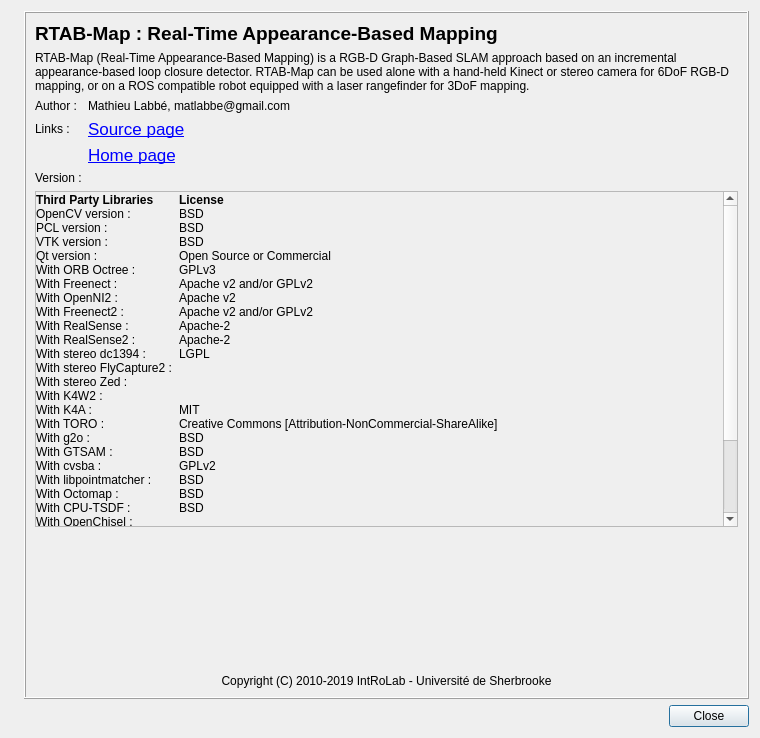
introlab/rtabmap, file guilib/src/ui/aboutDialog.ui: the form before one commit.
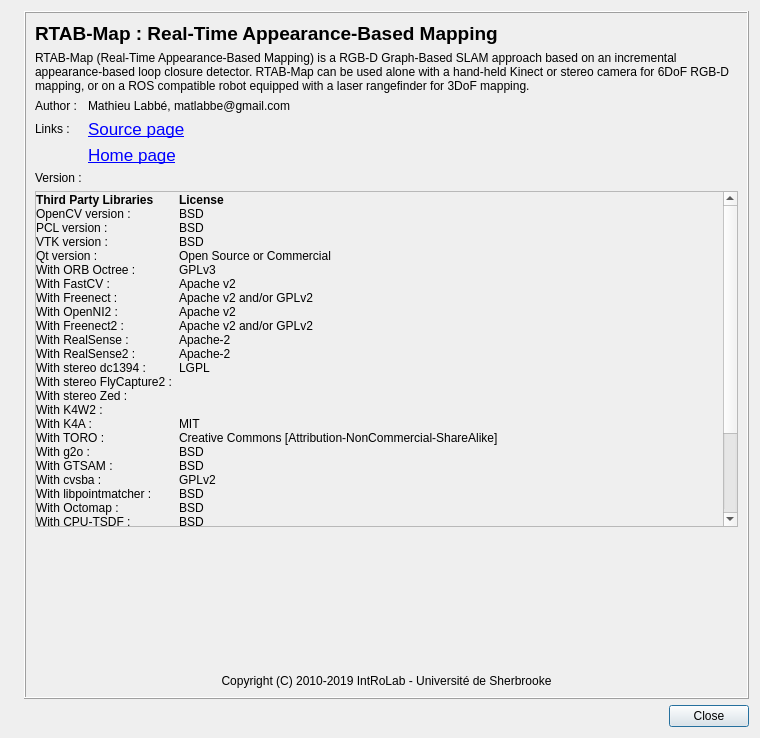
The form after the commit. Icons and pictures are not drawn.

Commit message: Added FastCV support (see FAST/CV parameter). VWDictionary: loading fixed dictionary only on updates (to avoid loading it multiple times when memory is reset).

```diff
--- a/guilib/src/ui/aboutDialog.ui
+++ b/guilib/src/ui/aboutDialog.ui
@@ -162,9 +162,9 @@
            <property name="geometry">
             <rect>
              <x>0</x>
-             <y>-124</y>
-             <width>593</width>
-             <height>652</height>
+             <y>0</y>
+             <width>597</width>
+             <height>751</height>
             </rect>
            </property>
            <layout class="QVBoxLayout" name="verticalLayout_2">
@@ -185,6 +185,26 @@
             </property>
             <item>
              <layout class="QGridLayout" name="gridLayout_2" columnstretch="0,0,1">
+              <item row="25" column="2">
+               <widget class="QLabel" name="label_fovis_license">
+                <property name="text">
+                 <string>GPLv2</string>
+                </property>
+                <property name="wordWrap">
+                 <bool>true</bool>
+                </property>
+               </widget>
+              </item>
+              <item row="1" column="0">
+               <widget class="QLabel" name="label_7">
+                <property name="text">
+                 <string>OpenCV version :</string>
+                </property>
+                <property name="wordWrap">
+                 <bool>true</bool>
+                </property>
+               </widget>
+              </item>
               <item row="2" column="1">
                <widget class="QLabel" name="label_pcl_version">
                 <property name="text">
@@ -198,7 +218,7 @@
                 </property>
                </widget>
               </item>
-              <item row="10" column="1">
+              <item row="11" column="1">
                <widget class="QLabel" name="label_realsense2">
                 <property name="text">
                  <string/>
@@ -211,7 +231,7 @@
                 </property>
                </widget>
               </item>
-              <item row="28" column="0">
+              <item row="29" column="0">
                <widget class="QLabel" name="label_35">
                 <property name="text">
                  <string>With OKVIS :</string>
@@ -221,7 +241,7 @@
                 </property>
                </widget>
               </item>
-              <item row="26" column="1">
+              <item row="27" column="1">
                <widget class="QLabel" name="label_dvo">
                 <property name="text">
                  <string/>
@@ -234,7 +254,7 @@
                 </property>
                </widget>
               </item>
-              <item row="7" column="1">
+              <item row="8" column="1">
                <widget class="QLabel" name="label_openni2">
                 <property name="text">
                  <string/>
@@ -257,7 +277,7 @@
                 </property>
                </widget>
               </item>
-              <item row="10" column="2">
+              <item row="11" column="2">
                <widget class="QLabel" name="label_realsense2_license">
                 <property name="text">
                  <string>Apache-2</string>
@@ -267,7 +287,7 @@
                 </property>
                </widget>
               </item>
-              <item row="28" column="1">
+              <item row="29" column="1">
                <widget class="QLabel" name="label_okvis">
                 <property name="text">
                  <string/>
@@ -280,7 +300,7 @@
                 </property>
                </widget>
               </item>
-              <item row="30" column="0">
+              <item row="31" column="0">
                <widget class="QLabel" name="label_34">
                 <property name="text">
                  <string>With MSCKF :</string>
@@ -290,7 +310,7 @@
                 </property>
                </widget>
               </item>
-              <item row="21" column="1">
+              <item row="22" column="1">
                <widget class="QLabel" name="label_octomap">
                 <property name="text">
                  <string/>
@@ -303,7 +323,7 @@
                 </property>
                </widget>
               </item>
-              <item row="30" column="1">
+              <item row="31" column="1">
                <widget class="QLabel" name="label_msckf">
                 <property name="text">
                  <string/>
@@ -326,7 +346,7 @@
                 </property>
                </widget>
               </item>
-              <item row="14" column="0">
+              <item row="15" column="0">
                <widget class="QLabel" name="label_38">
                 <property name="text">
                  <string>With K4W2 :</string>
@@ -336,7 +356,7 @@
                 </property>
                </widget>
               </item>
-              <item row="13" column="1">
+              <item row="14" column="1">
                <widget class="QLabel" name="label_zed">
                 <property name="text">
                  <string/>
@@ -349,7 +369,7 @@
                 </property>
                </widget>
               </item>
-              <item row="22" column="0">
+              <item row="23" column="0">
                <widget class="QLabel" name="label_24">
                 <property name="text">
                  <string>With CPU-TSDF :</string>
@@ -359,7 +379,17 @@
                 </property>
                </widget>
               </item>
-              <item row="25" column="0">
+              <item row="12" column="0">
+               <widget class="QLabel" name="label_16">
+                <property name="text">
+                 <string>With stereo dc1394 :</string>
+                </property>
+                <property name="wordWrap">
+                 <bool>true</bool>
+                </property>
+               </widget>
+              </item>
+              <item row="26" column="0">
                <widget class="QLabel" name="label_26">
                 <property name="text">
                  <string>With Viso2 :</string>
@@ -369,7 +399,7 @@
                 </property>
                </widget>
               </item>
-              <item row="27" column="0">
+              <item row="28" column="0">
                <widget class="QLabel" name="label_28">
                 <property name="text">
                  <string>With ORB SLAM 2 :</string>
@@ -389,7 +419,7 @@
                 </property>
                </widget>
               </item>
-              <item row="24" column="0">
+              <item row="25" column="0">
                <widget class="QLabel" name="label_25">
                 <property name="text">
                  <string>With FOVIS :</string>
@@ -399,7 +429,7 @@
                 </property>
                </widget>
               </item>
-              <item row="13" column="0">
+              <item row="14" column="0">
                <widget class="QLabel" name="label_21">
                 <property name="text">
                  <string>With stereo Zed :</string>
@@ -409,7 +439,7 @@
                 </property>
                </widget>
               </item>
-              <item row="27" column="1">
+              <item row="28" column="1">
                <widget class="QLabel" name="label_orbslam2">
                 <property name="text">
                  <string/>
@@ -422,7 +452,7 @@
                 </property>
                </widget>
               </item>
-              <item row="11" column="2">
+              <item row="12" column="2">
                <widget class="QLabel" name="label_dc1394_license">
                 <property name="text">
                  <string>LGPL</string>
@@ -432,27 +462,7 @@
                 </property>
                </widget>
               </item>
-              <item row="1" column="0">
-               <widget class="QLabel" name="label_7">
-                <property name="text">
-                 <string>OpenCV version :</string>
-                </property>
-                <property name="wordWrap">
-                 <bool>true</bool>
-                </property>
-               </widget>
-              </item>
-              <item row="24" column="2">
-               <widget class="QLabel" name="label_fovis_license">
-                <property name="text">
-                 <string>GPLv2</string>
-                </property>
-                <property name="wordWrap">
-                 <bool>true</bool>
-                </property>
-               </widget>
-              </item>
-              <item row="25" column="2">
+              <item row="26" column="2">
                <widget class="QLabel" name="label_viso2_license">
                 <property name="text">
                  <string>GPLv3</string>
@@ -462,7 +472,7 @@
                 </property>
                </widget>
               </item>
-              <item row="12" column="0">
+              <item row="13" column="0">
                <widget class="QLabel" name="label_17">
                 <property name="text">
                  <string>With stereo FlyCapture2 :</string>
@@ -472,7 +482,7 @@
                 </property>
                </widget>
               </item>
-              <item row="16" column="0">
+              <item row="17" column="0">
                <widget class="QLabel" name="label_77">
                 <property name="text">
                  <string>With TORO :</string>
@@ -482,7 +492,7 @@
                 </property>
                </widget>
               </item>
-              <item row="24" column="1">
+              <item row="25" column="1">
                <widget class="QLabel" name="label_fovis">
                 <property name="text">
                  <string/>
@@ -495,7 +505,7 @@
                 </property>
                </widget>
               </item>
-              <item row="21" column="0">
+              <item row="22" column="0">
                <widget class="QLabel" name="label_20">
                 <property name="text">
                  <string>With Octomap :</string>
@@ -505,33 +515,7 @@
                 </property>
                </widget>
               </item>
-              <item row="12" column="1">
-               <widget class="QLabel" name="label_flycapture2">
-                <property name="text">
-                 <string/>
-                </property>
-                <property name="alignment">
-                 <set>Qt::AlignLeading|Qt::AlignLeft|Qt::AlignVCenter</set>
-                </property>
-                <property name="wordWrap">
-                 <bool>true</bool>
-                </property>
-               </widget>
-              </item>
-              <item row="22" column="1">
-               <widget class="QLabel" name="label_cputsdf">
-                <property name="text">
-                 <string/>
-                </property>
-                <property name="alignment">
-                 <set>Qt::AlignLeading|Qt::AlignLeft|Qt::AlignVCenter</set>
-                </property>
-                <property name="wordWrap">
-                 <bool>true</bool>
-                </property>
-               </widget>
-              </item>
-              <item row="21" column="2">
+              <item row="22" column="2">
                <widget class="QLabel" name="label_octomap_license">
                 <property name="text">
                  <string>BSD</string>
@@ -541,7 +525,20 @@
                 </property>
                </widget>
               </item>
-              <item row="8" column="0">
+              <item row="13" column="1">
+               <widget class="QLabel" name="label_flycapture2">
+                <property name="text">
+                 <string/>
+                </property>
+                <property name="alignment">
+                 <set>Qt::AlignLeading|Qt::AlignLeft|Qt::AlignVCenter</set>
+                </property>
+                <property name="wordWrap">
+                 <bool>true</bool>
+                </property>
+               </widget>
+              </item>
+              <item row="9" column="0">
                <widget class="QLabel" name="label_15">
                 <property name="text">
                  <string>With Freenect2 :</string>
@@ -551,6 +548,19 @@
                 </property>
                </widget>
               </item>
+              <item row="23" column="1">
+               <widget class="QLabel" name="label_cputsdf">
+                <property name="text">
+                 <string/>
+                </property>
+                <property name="alignment">
+                 <set>Qt::AlignLeading|Qt::AlignLeft|Qt::AlignVCenter</set>
+                </property>
+                <property name="wordWrap">
+                 <bool>true</bool>
+                </property>
+               </widget>
+              </item>
               <item row="2" column="0">
                <widget class="QLabel" name="label_11">
                 <property name="text">
@@ -561,7 +571,7 @@
                 </property>
                </widget>
               </item>
-              <item row="8" column="2">
+              <item row="9" column="2">
                <widget class="QLabel" name="label_freenect2_license">
                 <property name="text">
                  <string>Apache v2 and/or GPLv2</string>
@@ -571,7 +581,7 @@
                 </property>
                </widget>
               </item>
-              <item row="9" column="0">
+              <item row="10" column="0">
                <widget class="QLabel" name="label_22">
                 <property name="text">
                  <string>With RealSense :</string>
@@ -581,7 +591,7 @@
                 </property>
                </widget>
               </item>
-              <item row="19" column="0">
+              <item row="20" column="0">
                <widget class="QLabel" name="label_18">
                 <property name="text">
                  <string>With cvsba :</string>
@@ -591,7 +601,7 @@
                 </property>
                </widget>
               </item>
-              <item row="19" column="1">
+              <item row="20" column="1">
                <widget class="QLabel" name="label_cvsba">
                 <property name="text">
                  <string/>
@@ -604,7 +614,17 @@
                 </property>
                </widget>
               </item>
-              <item row="18" column="1">
+              <item row="18" column="0">
+               <widget class="QLabel" name="label_14">
+                <property name="text">
+                 <string>With g2o :</string>
+                </property>
+                <property name="wordWrap">
+                 <bool>true</bool>
+                </property>
+               </widget>
+              </item>
+              <item row="19" column="1">
                <widget class="QLabel" name="label_gtsam">
                 <property name="text">
                  <string/>
@@ -630,50 +650,30 @@
                 </property>
                </widget>
               </item>
-              <item row="17" column="0">
-               <widget class="QLabel" name="label_14">
-                <property name="text">
-                 <string>With g2o :</string>
-                </property>
-                <property name="wordWrap">
-                 <bool>true</bool>
-                </property>
-               </widget>
-              </item>
-              <item row="11" column="1">
-               <widget class="QLabel" name="label_dc1394">
-                <property name="text">
-                 <string/>
-                </property>
-                <property name="alignment">
-                 <set>Qt::AlignLeading|Qt::AlignLeft|Qt::AlignVCenter</set>
-                </property>
-                <property name="wordWrap">
-                 <bool>true</bool>
-                </property>
-               </widget>
-              </item>
-              <item row="6" column="2">
-               <widget class="QLabel" name="label_freenect_license">
-                <property name="text">
-                 <string>Apache v2 and/or GPLv2</string>
-                </property>
-                <property name="wordWrap">
-                 <bool>true</bool>
-                </property>
-               </widget>
-              </item>
               <item row="7" column="2">
-               <widget class="QLabel" name="label_openni2_license">
+               <widget class="QLabel" name="label_freenect_license">
                 <property name="text">
-                 <string>Apache v2</string>
+                 <string>Apache v2 and/or GPLv2</string>
                 </property>
                 <property name="wordWrap">
                  <bool>true</bool>
                 </property>
                </widget>
               </item>
-              <item row="18" column="0">
+              <item row="12" column="1">
+               <widget class="QLabel" name="label_dc1394">
+                <property name="text">
+                 <string/>
+                </property>
+                <property name="alignment">
+                 <set>Qt::AlignLeading|Qt::AlignLeft|Qt::AlignVCenter</set>
+                </property>
+                <property name="wordWrap">
+                 <bool>true</bool>
+                </property>
+               </widget>
+              </item>
+              <item row="19" column="0">
                <widget class="QLabel" name="label_19">
                 <property name="text">
                  <string>With GTSAM :</string>
@@ -683,7 +683,27 @@
                 </property>
                </widget>
               </item>
-              <item row="6" column="1">
+              <item row="8" column="2">
+               <widget class="QLabel" name="label_openni2_license">
+                <property name="text">
+                 <string>Apache v2</string>
+                </property>
+                <property name="wordWrap">
+                 <bool>true</bool>
+                </property>
+               </widget>
+              </item>
+              <item row="1" column="2">
+               <widget class="QLabel" name="label_opencv_license">
+                <property name="text">
+                 <string>BSD</string>
+                </property>
+                <property name="wordWrap">
+                 <bool>true</bool>
+                </property>
+               </widget>
+              </item>
+              <item row="7" column="1">
                <widget class="QLabel" name="label_freenect">
                 <property name="text">
                  <string/>
@@ -706,40 +726,7 @@
                 </property>
                </widget>
               </item>
-              <item row="1" column="2">
-               <widget class="QLabel" name="label_opencv_license">
-                <property name="text">
-                 <string>BSD</string>
-                </property>
-                <property name="wordWrap">
-                 <bool>true</bool>
-                </property>
-               </widget>
-              </item>
-              <item row="11" column="0">
-               <widget class="QLabel" name="label_16">
-                <property name="text">
-                 <string>With stereo dc1394 :</string>
-                </property>
-                <property name="wordWrap">
-                 <bool>true</bool>
-                </property>
-               </widget>
-              </item>
-              <item row="17" column="1">
-               <widget class="QLabel" name="label_g2o">
-                <property name="text">
-                 <string/>
-                </property>
-                <property name="alignment">
-                 <set>Qt::AlignLeading|Qt::AlignLeft|Qt::AlignVCenter</set>
-                </property>
-                <property name="wordWrap">
-                 <bool>true</bool>
-                </property>
-               </widget>
-              </item>
-              <item row="6" column="0">
+              <item row="7" column="0">
                <widget class="QLabel" name="label_12">
                 <property name="text">
                  <string>With Freenect :</string>
@@ -749,6 +736,19 @@
                 </property>
                </widget>
               </item>
+              <item row="18" column="1">
+               <widget class="QLabel" name="label_g2o">
+                <property name="text">
+                 <string/>
+                </property>
+                <property name="alignment">
+                 <set>Qt::AlignLeading|Qt::AlignLeft|Qt::AlignVCenter</set>
+                </property>
+                <property name="wordWrap">
+                 <bool>true</bool>
+                </property>
+               </widget>
+              </item>
               <item row="3" column="1">
                <widget class="QLabel" name="label_vtk_version">
                 <property name="text">
@@ -762,33 +762,7 @@
                 </property>
                </widget>
               </item>
-              <item row="8" column="1">
-               <widget class="QLabel" name="label_freenect2">
-                <property name="text">
-                 <string/>
-                </property>
-                <property name="alignment">
-                 <set>Qt::AlignLeading|Qt::AlignLeft|Qt::AlignVCenter</set>
-                </property>
-                <property name="wordWrap">
-                 <bool>true</bool>
-                </property>
-               </widget>
-              </item>
-              <item row="9" column="1">
-               <widget class="QLabel" name="label_realsense">
-                <property name="text">
-                 <string/>
-                </property>
-                <property name="alignment">
-                 <set>Qt::AlignLeading|Qt::AlignLeft|Qt::AlignVCenter</set>
-                </property>
-                <property name="wordWrap">
-                 <bool>true</bool>
-                </property>
-               </widget>
-              </item>
-              <item row="20" column="0">
+              <item row="21" column="0">
                <widget class="QLabel" name="label_29">
                 <property name="text">
                  <string>With libpointmatcher :</string>
@@ -798,7 +772,33 @@
                 </property>
                </widget>
               </item>
-              <item row="10" column="0">
+              <item row="9" column="1">
+               <widget class="QLabel" name="label_freenect2">
+                <property name="text">
+                 <string/>
+                </property>
+                <property name="alignment">
+                 <set>Qt::AlignLeading|Qt::AlignLeft|Qt::AlignVCenter</set>
+                </property>
+                <property name="wordWrap">
+                 <bool>true</bool>
+                </property>
+               </widget>
+              </item>
+              <item row="10" column="1">
+               <widget class="QLabel" name="label_realsense">
+                <property name="text">
+                 <string/>
+                </property>
+                <property name="alignment">
+                 <set>Qt::AlignLeading|Qt::AlignLeft|Qt::AlignVCenter</set>
+                </property>
+                <property name="wordWrap">
+                 <bool>true</bool>
+                </property>
+               </widget>
+              </item>
+              <item row="11" column="0">
                <widget class="QLabel" name="label_33">
                 <property name="text">
                  <string>With RealSense2 :</string>
@@ -808,20 +808,7 @@
                 </property>
                </widget>
               </item>
-              <item row="5" column="1">
-               <widget class="QLabel" name="label_orboctree">
-                <property name="text">
-                 <string/>
-                </property>
-                <property name="alignment">
-                 <set>Qt::AlignLeading|Qt::AlignLeft|Qt::AlignVCenter</set>
-                </property>
-                <property name="wordWrap">
-                 <bool>true</bool>
-                </property>
-               </widget>
-              </item>
-              <item row="30" column="2">
+              <item row="31" column="2">
                <widget class="QLabel" name="label_msckf_license">
                 <property name="text">
                  <string>Penn Software License</string>
@@ -831,7 +818,7 @@
                 </property>
                </widget>
               </item>
-              <item row="26" column="2">
+              <item row="27" column="2">
                <widget class="QLabel" name="label_dvo_license">
                 <property name="text">
                  <string>GPLv3</string>
@@ -841,8 +828,8 @@
                 </property>
                </widget>
               </item>
-              <item row="23" column="1">
-               <widget class="QLabel" name="label_openchisel">
+              <item row="5" column="1">
+               <widget class="QLabel" name="label_orboctree">
                 <property name="text">
                  <string/>
                 </property>
@@ -854,7 +841,7 @@
                 </property>
                </widget>
               </item>
-              <item row="29" column="0">
+              <item row="30" column="0">
                <widget class="QLabel" name="label_36">
                 <property name="text">
                  <string>With loam_velodyne :</string>
@@ -874,17 +861,20 @@
                 </property>
                </widget>
               </item>
-              <item row="18" column="2">
-               <widget class="QLabel" name="label_gtsam_license">
+              <item row="24" column="1">
+               <widget class="QLabel" name="label_openchisel">
                 <property name="text">
-                 <string>BSD</string>
+                 <string/>
+                </property>
+                <property name="alignment">
+                 <set>Qt::AlignLeading|Qt::AlignLeft|Qt::AlignVCenter</set>
                 </property>
                 <property name="wordWrap">
                  <bool>true</bool>
                 </property>
                </widget>
               </item>
-              <item row="20" column="1">
+              <item row="21" column="1">
                <widget class="QLabel" name="label_libpointmatcher">
                 <property name="text">
                  <string/>
@@ -897,7 +887,17 @@
                 </property>
                </widget>
               </item>
-              <item row="29" column="1">
+              <item row="19" column="2">
+               <widget class="QLabel" name="label_gtsam_license">
+                <property name="text">
+                 <string>BSD</string>
+                </property>
+                <property name="wordWrap">
+                 <bool>true</bool>
+                </property>
+               </widget>
+              </item>
+              <item row="30" column="1">
                <widget class="QLabel" name="label_loam">
                 <property name="text">
                  <string/>
@@ -910,7 +910,7 @@
                 </property>
                </widget>
               </item>
-              <item row="7" column="0">
+              <item row="8" column="0">
                <widget class="QLabel" name="label_13">
                 <property name="text">
                  <string>With OpenNI2 :</string>
@@ -920,6 +920,29 @@
                 </property>
                </widget>
               </item>
+              <item row="27" column="0">
+               <widget class="QLabel" name="label_27">
+                <property name="text">
+                 <string>With DVO :</string>
+                </property>
+                <property name="wordWrap">
+                 <bool>true</bool>
+                </property>
+               </widget>
+              </item>
+              <item row="26" column="1">
+               <widget class="QLabel" name="label_viso2">
+                <property name="text">
+                 <string/>
+                </property>
+                <property name="alignment">
+                 <set>Qt::AlignLeading|Qt::AlignLeft|Qt::AlignVCenter</set>
+                </property>
+                <property name="wordWrap">
+                 <bool>true</bool>
+                </property>
+               </widget>
+              </item>
               <item row="0" column="0">
                <widget class="QLabel" name="label_32">
                 <property name="text">
@@ -933,30 +956,7 @@
                 </property>
                </widget>
               </item>
-              <item row="26" column="0">
-               <widget class="QLabel" name="label_27">
-                <property name="text">
-                 <string>With DVO :</string>
-                </property>
-                <property name="wordWrap">
-                 <bool>true</bool>
-                </property>
-               </widget>
-              </item>
-              <item row="25" column="1">
-               <widget class="QLabel" name="label_viso2">
-                <property name="text">
-                 <string/>
-                </property>
-                <property name="alignment">
-                 <set>Qt::AlignLeading|Qt::AlignLeft|Qt::AlignVCenter</set>
-                </property>
-                <property name="wordWrap">
-                 <bool>true</bool>
-                </property>
-               </widget>
-              </item>
-              <item row="27" column="2">
+              <item row="28" column="2">
                <widget class="QLabel" name="label_orbslam2_license">
                 <property name="text">
                  <string>GPLv3</string>
@@ -966,7 +966,7 @@
                 </property>
                </widget>
               </item>
-              <item row="23" column="0">
+              <item row="24" column="0">
                <widget class="QLabel" name="label_30">
                 <property name="text">
                  <string>With OpenChisel :</string>
@@ -976,7 +976,7 @@
                 </property>
                </widget>
               </item>
-              <item row="16" column="1">
+              <item row="17" column="1">
                <widget class="QLabel" name="label_toro">
                 <property name="text">
                  <string/>
@@ -989,7 +989,7 @@
                 </property>
                </widget>
               </item>
-              <item row="17" column="2">
+              <item row="18" column="2">
                <widget class="QLabel" name="label_g2o_license">
                 <property name="text">
                  <string>BSD</string>
@@ -999,17 +999,17 @@
                 </property>
                </widget>
               </item>
-              <item row="28" column="2">
-               <widget class="QLabel" name="label_okvis_license">
-                <property name="text">
-                 <string>BSD</string>
-                </property>
-                <property name="wordWrap">
-                 <bool>true</bool>
-                </property>
-               </widget>
-              </item>
               <item row="29" column="2">
+               <widget class="QLabel" name="label_okvis_license">
+                <property name="text">
+                 <string>BSD</string>
+                </property>
+                <property name="wordWrap">
+                 <bool>true</bool>
+                </property>
+               </widget>
+              </item>
+              <item row="30" column="2">
                <widget class="QLabel" name="label_loam_license">
                 <property name="text">
                  <string>BSD</string>
@@ -1039,7 +1039,7 @@
                 </property>
                </widget>
               </item>
-              <item row="20" column="2">
+              <item row="21" column="2">
                <widget class="QLabel" name="label_libpointmatcher_license">
                 <property name="text">
                  <string>BSD</string>
@@ -1049,7 +1049,7 @@
                 </property>
                </widget>
               </item>
-              <item row="22" column="2">
+              <item row="23" column="2">
                <widget class="QLabel" name="label_cputsdf_license">
                 <property name="text">
                  <string>BSD</string>
@@ -1069,7 +1069,7 @@
                 </property>
                </widget>
               </item>
-              <item row="19" column="2">
+              <item row="20" column="2">
                <widget class="QLabel" name="label_cvsba_license">
                 <property name="text">
                  <string>GPLv2</string>
@@ -1079,7 +1079,7 @@
                 </property>
                </widget>
               </item>
-              <item row="16" column="2">
+              <item row="17" column="2">
                <widget class="QLabel" name="label_toro_license">
                 <property name="text">
                  <string>Creative Commons [Attribution-NonCommercial-ShareAlike]</string>
@@ -1089,7 +1089,7 @@
                 </property>
                </widget>
               </item>
-              <item row="9" column="2">
+              <item row="10" column="2">
                <widget class="QLabel" name="label_realsense_license">
                 <property name="text">
                  <string>Apache-2</string>
@@ -1112,7 +1112,7 @@
                 </property>
                </widget>
               </item>
-              <item row="15" column="0">
+              <item row="16" column="0">
                <widget class="QLabel" name="label_68">
                 <property name="text">
                  <string>With K4A :</string>
@@ -1122,20 +1122,20 @@
                 </property>
                </widget>
               </item>
-              <item row="14" column="1">
-               <widget class="QLabel" name="label_k4w2">
-                <property name="text">
-                 <string/>
-                </property>
-                <property name="alignment">
-                 <set>Qt::AlignLeading|Qt::AlignLeft|Qt::AlignVCenter</set>
-                </property>
-                <property name="wordWrap">
-                 <bool>true</bool>
-                </property>
-               </widget>
-              </item>
               <item row="15" column="1">
+               <widget class="QLabel" name="label_k4w2">
+                <property name="text">
+                 <string/>
+                </property>
+                <property name="alignment">
+                 <set>Qt::AlignLeading|Qt::AlignLeft|Qt::AlignVCenter</set>
+                </property>
+                <property name="wordWrap">
+                 <bool>true</bool>
+                </property>
+               </widget>
+              </item>
+              <item row="16" column="1">
                <widget class="QLabel" name="label_k4a">
                 <property name="text">
                  <string/>
@@ -1148,7 +1148,7 @@
                 </property>
                </widget>
               </item>
-              <item row="15" column="2">
+              <item row="16" column="2">
                <widget class="QLabel" name="label_g2o_license_3">
                 <property name="text">
                  <string>MIT</string>
@@ -1158,6 +1158,39 @@
                 </property>
                </widget>
               </item>
+              <item row="6" column="0">
+               <widget class="QLabel" name="label_39">
+                <property name="text">
+                 <string>With FastCV :</string>
+                </property>
+                <property name="wordWrap">
+                 <bool>true</bool>
+                </property>
+               </widget>
+              </item>
+              <item row="6" column="1">
+               <widget class="QLabel" name="label_fastcv">
+                <property name="text">
+                 <string/>
+                </property>
+                <property name="alignment">
+                 <set>Qt::AlignLeading|Qt::AlignLeft|Qt::AlignVCenter</set>
+                </property>
+                <property name="wordWrap">
+                 <bool>true</bool>
+                </property>
+               </widget>
+              </item>
+              <item row="6" column="2">
+               <widget class="QLabel" name="label_fastcv_license">
+                <property name="text">
+                 <string>Apache v2</string>
+                </property>
+                <property name="wordWrap">
+                 <bool>true</bool>
+                </property>
+               </widget>
+              </item>
              </layout>
             </item>
            </layout>
```
The commit also changes 14 other files.
